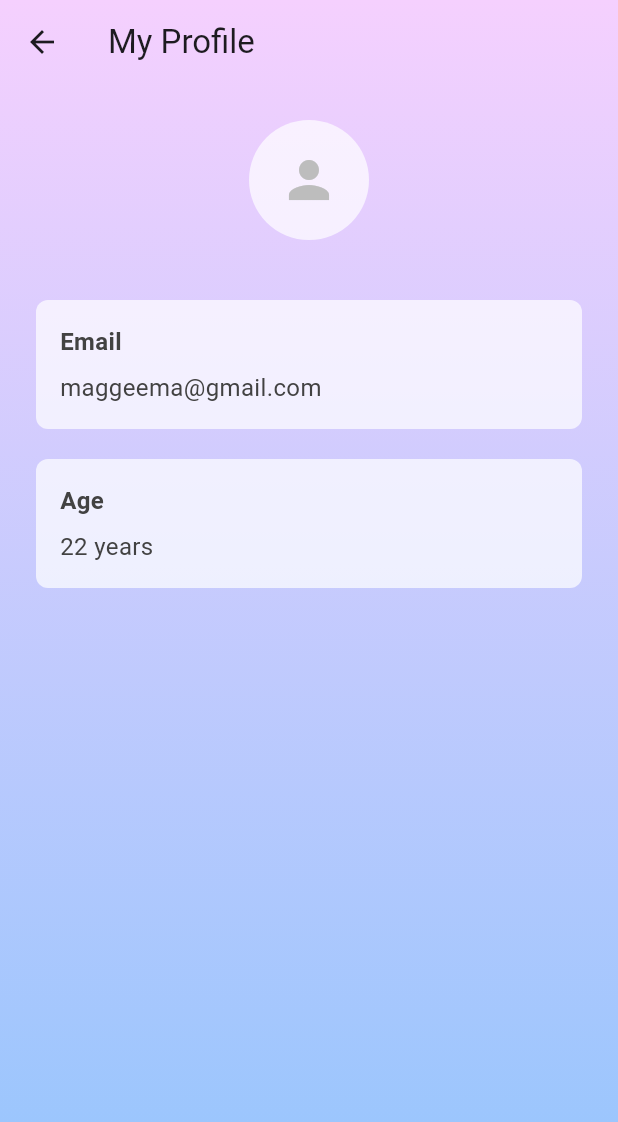
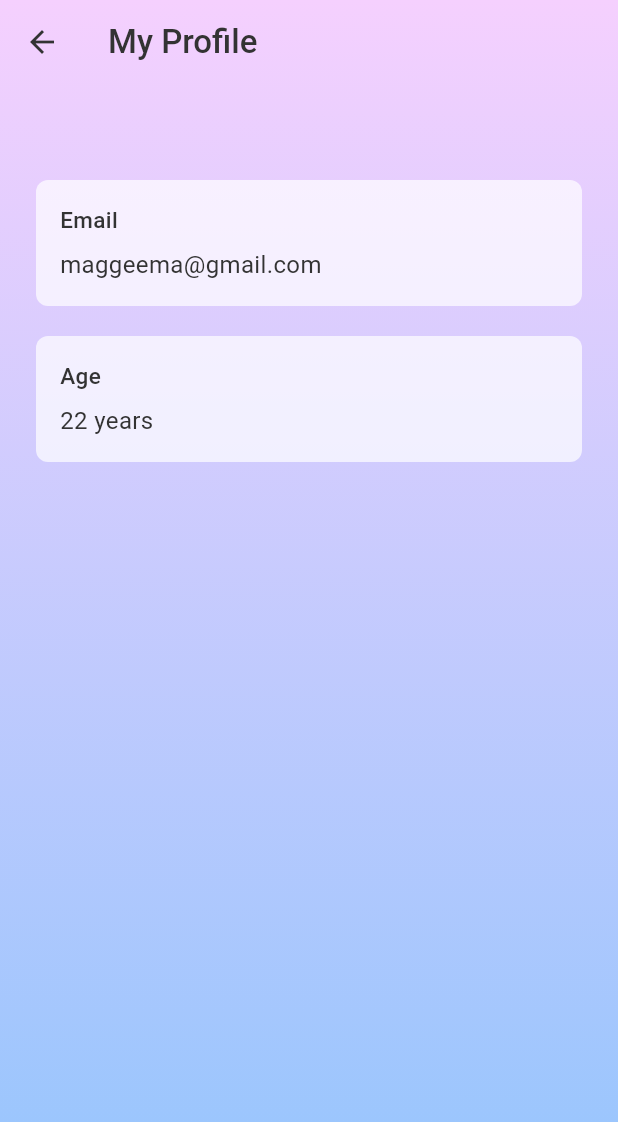
Before and after one commit to maggeema/Aura, a Flutter app: the ProfilePage screen opened directly, on a phone screen of 412 x 824 dp. Shown: the top 1122 px of the screen. Run offline on Flutter 3.47's test engine with Material 3 defaults, Android fonts, the phone set to English and light mode, and no system bars; our stand-ins replace cloud_firestore, csv, firebase_auth, firebase_core, google_maps_flutter, location; missing offline and left inert: date_format_field; accounts and stored records are empty.

Commit message:
Update profile_page.dart
Final Edits!

```diff
--- a/lib/Pages/profile_page.dart
+++ b/lib/Pages/profile_page.dart
@@ -24,11 +24,11 @@ class _ProfilePageState extends State<ProfilePage> {
       final doc = await FirebaseFirestore.instance.collection('users').doc(uid).get();
       final userData = doc.data();
       if (userData != null) {
-        final emailFromDb = userData['email'] as String?;
+        final emailFromDb = userData['email'] as String? ?? '';
         final ageFromDb = userData['age'] as String? ?? '';
 
         setState(() {
-          email = emailFromDb ?? '';
+          email = emailFromDb;
           age = ageFromDb;
           isLoading = false;
         });
@@ -48,11 +48,14 @@ class _ProfilePageState extends State<ProfilePage> {
   Widget build(BuildContext context) {
     return Scaffold(
       appBar: AppBar(
-        title: Text('My Profile'),
+        title: Text(
+          'My Profile',
+          style: TextStyle(color: Color(0xFF333333), fontWeight: FontWeight.w500),
+        ),
         backgroundColor: Colors.transparent,
         elevation: 0,
         leading: IconButton(
-          icon: Icon(Icons.arrow_back),
+          icon: Icon(Icons.arrow_back, color: Color(0xFF333333)),
           onPressed: () => Navigator.pop(context),
         ),
       ),
@@ -73,18 +76,6 @@ class _ProfilePageState extends State<ProfilePage> {
                   child: Column(
                     crossAxisAlignment: CrossAxisAlignment.start,
                     children: [
-                    // Profile avatar placeholder
-                    Center(
-                      child: CircleAvatar(
-                        radius: 40,
-                        backgroundColor: Colors.white.withOpacity(0.7),
-                        child: Icon(
-                          Icons.person,
-                          size: 40,
-                          color: Colors.grey[400],
-                        ),
-                      ),
-                    ),
                       SizedBox(height: 40),
 
                       // Email field
@@ -92,7 +83,6 @@ class _ProfilePageState extends State<ProfilePage> {
                         title: 'Email',
                         value: email.isNotEmpty ? email : 'maggeema@gmail.com',
                       ),
-
                       SizedBox(height: 20),
 
                       // Age field
@@ -100,8 +90,6 @@ class _ProfilePageState extends State<ProfilePage> {
                         title: 'Age',
                         value: age.isNotEmpty ? age : '22 years',
                       ),
-
-                    // Could add more profile fields here
                     ],
                   ),
                 ),
@@ -124,9 +112,9 @@ class _ProfilePageState extends State<ProfilePage> {
           Text(
             title,
             style: TextStyle(
-              fontSize: 16,
-              fontWeight: FontWeight.bold,
-              color: Colors.grey[800],
+              fontSize: 15,
+              fontWeight: FontWeight.w500,
+              color: Color(0xFF333333), // Dark grey label
             ),
           ),
           SizedBox(height: 8),
@@ -134,7 +122,7 @@ class _ProfilePageState extends State<ProfilePage> {
             value,
             style: TextStyle(
               fontSize: 16,
-              color: Colors.grey[800],
+              color: Color(0xFF333333), // Same dark grey for consistency
             ),
           ),
         ],
```
Lines whose indentation alone changed are shown as unchanged.
